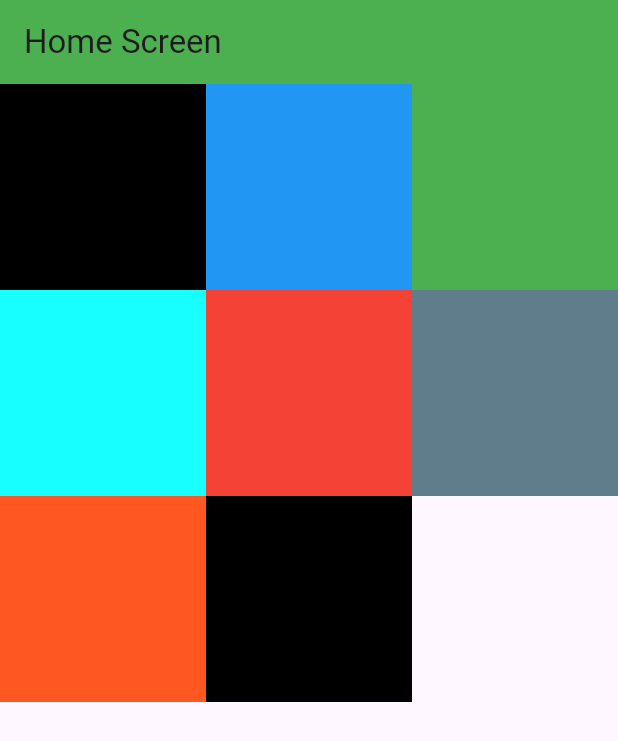
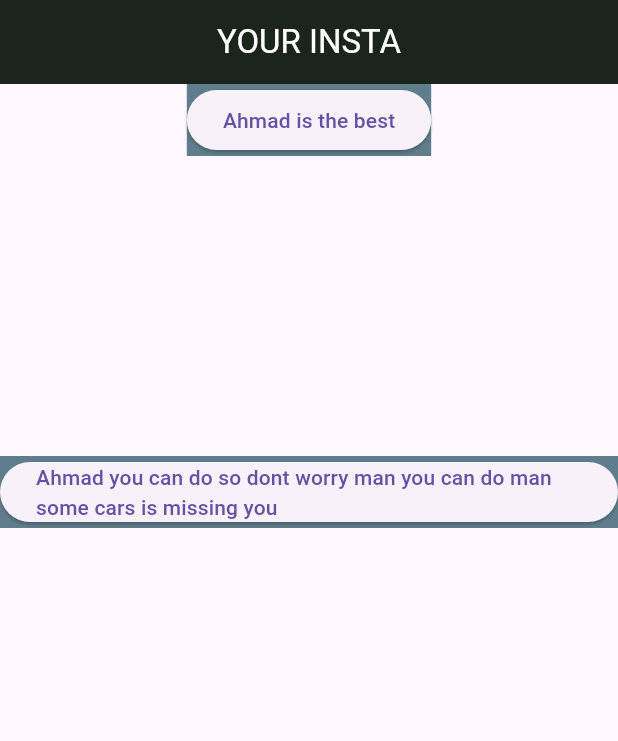
Before and after one commit to ahmadkh1509-cyber/appstylingpractice, a Flutter app: the screen it shows after launch, on a phone screen of 412 x 824 dp. Shown: the top 741 px of the screen. Run offline on Flutter 3.47's test engine with Material 3 defaults, Android fonts, the phone set to English and light mode, and no system bars; our stand-ins replace google_fonts.

Commit message:
all the wraps sizedbox

```diff
--- a/lib/main.dart
+++ b/lib/main.dart
@@ -1,4 +1,5 @@
 import 'package:flutter/material.dart';
+import 'package:flutter_application_2/widgets/rounderbtn.dart';
 import 'package:google_fonts/google_fonts.dart';
 import 'package:intl/intl.dart';
 
@@ -56,11 +57,18 @@ class HomeScreen extends StatelessWidget {
     //   'tania',
     //   'tashu',
     // ];
+
     var Time = DateTime.now();
     return Scaffold(
       appBar: AppBar(
-        backgroundColor: Colors.green,
-        title: const Text('Home Screen'),
+        backgroundColor: const Color.fromARGB(255, 27, 37, 28),
+        title: Center(
+          child: const Text(
+            'YOUR INSTA',
+            style: TextStyle(color: Colors.white),
+            textAlign: TextAlign.center,
+          ),
+        ),
       ),
 
       // body: Center(
@@ -481,20 +489,120 @@ class HomeScreen extends StatelessWidget {
       //     ],
       //   ),
       // ),
-      body: Container(
-        child: GridView.count(
-          crossAxisCount: 3,
-          children: [
-            Container(color: Colors.black),
-            Container(color: Colors.blue),
-            Container(color: Colors.green),
-            Container(color: Colors.cyanAccent),
-            Container(color: Colors.red),
-            Container(color: Colors.blueGrey),
-            Container(color: Colors.deepOrange),
-            Container(color: Colors.black),
-          ],
-        ),
+      // body:
+      //     GridView.count(
+      //       crossAxisCount: 3,
+      //       children: [
+      //     Container(color: Colors.black),
+      //     Container(color: Colors.blue),
+      //     Container(color: Colors.green),
+      //     Container(color: Colors.cyanAccent),
+      //     Container(color: Colors.red),
+      //     Container(color: Colors.blueGrey),
+      //     Container(color: Colors.deepOrange),
+      //     Container(color: Colors.black),
+      //       ],),
+
+      //     GridView.extent(
+      //       maxCrossAxisExtent: 11,
+      //       crossAxisSpacing: 11,
+      //       mainAxisSpacing: 11,
+      //       children: [
+      //         Container(color: Colors.black),
+      //         Container(color: Colors.blue),
+      //         Container(color: Colors.green),
+      //         Container(color: Colors.cyanAccent),
+      //         Container(color: Colors.red),
+      //         Container(color: Colors.blueGrey),
+      //         Container(color: Colors.deepOrange),
+      //         Container(color: Colors.black),
+      //       ],
+      //     ),
+      // body: GridView.builder(
+      //   itemBuilder: (context, index) {
+      //     return Container(width: 100, height: 100, color: Colors.black);
+      //   },
+      //   itemCount: 8,
+      //   gridDelegate: SliverGridDelegateWithFixedCrossAxisCount(
+      //     crossAxisCount: 3,
+      //     mainAxisSpacing: 11,
+      //     crossAxisSpacing: 11,
+      //   ),
+      // ),
+      // body: Column(
+      //   children: [
+      //     Row(
+      //       mainAxisAlignment: MainAxisAlignment.spaceBetween,
+      //       children: [
+      //         Container(alignment: Alignment.topLeft, child: Icon(Icons.add)),
+      //         Center(
+      //           child: Container(
+      //             child: Text(
+      //               'INSTAGRAM',
+      //               style: TextStyle(fontFamily: 'CustomFontName '),
+      //             ),
+      //           ),
+      //         ),
+      //         Container(child: Icon(Icons.monitor_heart)),
+      //       ],
+      //     ),
+      //     Row(
+      //       children: [
+      //         ListView.builder(
+      //           itemBuilder: (context, index) {
+      //             return SizedBox(
+      //               width: 100,
+
+      //               child: CircleAvatar(
+      //                 backgroundImage: AssetImage('1000010405.jpg'),
+      //               ),
+      //             );
+      //           },
+      //           itemCount: 20,
+      //         ),
+      //       ],
+      //     ),
+      //   ],
+      // ),
+      //  body: Container(
+      //     width: 250,
+      //     height: 250,
+      //     child: Stack(
+      //       children: [
+      //         Container(width: 200, height: 200, color: Colors.amberAccent),
+      //         Positioned (
+      //           left: 15,
+      //           bottom: 15,
+      //           child: Container(
+      //             width: 200,
+      //             height: 200,
+      //             color: Colors.blueAccent,
+      //           ),
+      //         ),
+      //       ],
+      //     ),
+      //   ),
+      // body: Roundedbtn(btnName: 'LOCK', icon: Icon(Icons.lock)),
+      body: Column(
+        children: [
+          Container(
+            color: Colors.blueGrey,
+            child: ElevatedButton(
+              onPressed: () {},
+              child: Text('Ahmad is the best'),
+            ),
+          ),
+          SizedBox(width: 200, height: 200),
+          Container(
+            color: Colors.blueGrey,
+            child: ElevatedButton(
+              onPressed: () {},
+              child: Text(
+                'Ahmad you can do so dont worry man you can do man some cars is missing you',
+              ),
+            ),
+          ),
+        ],
       ),
     );
   }
```
Also changed, not shown: lib/widgets/rounderbtn.dart (added, +26 -0 lines).
